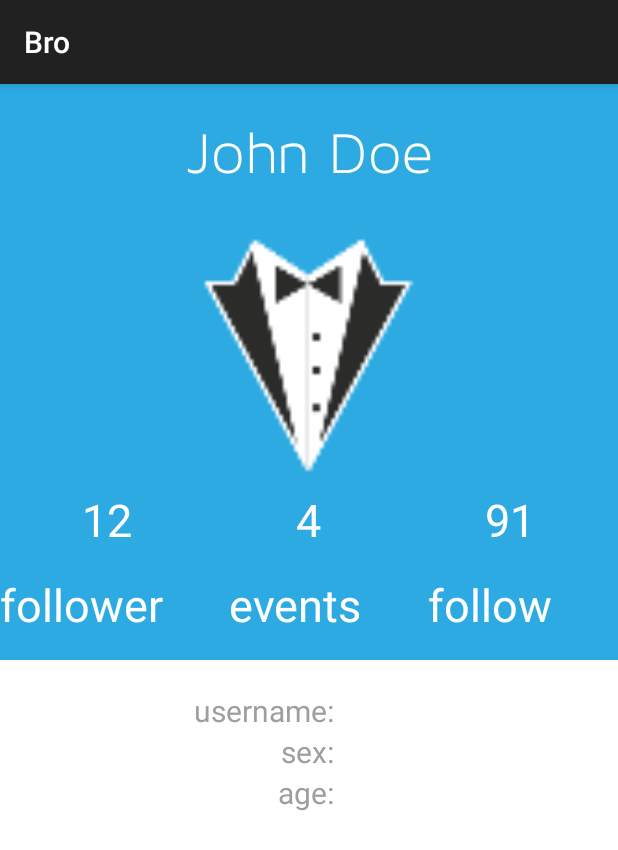
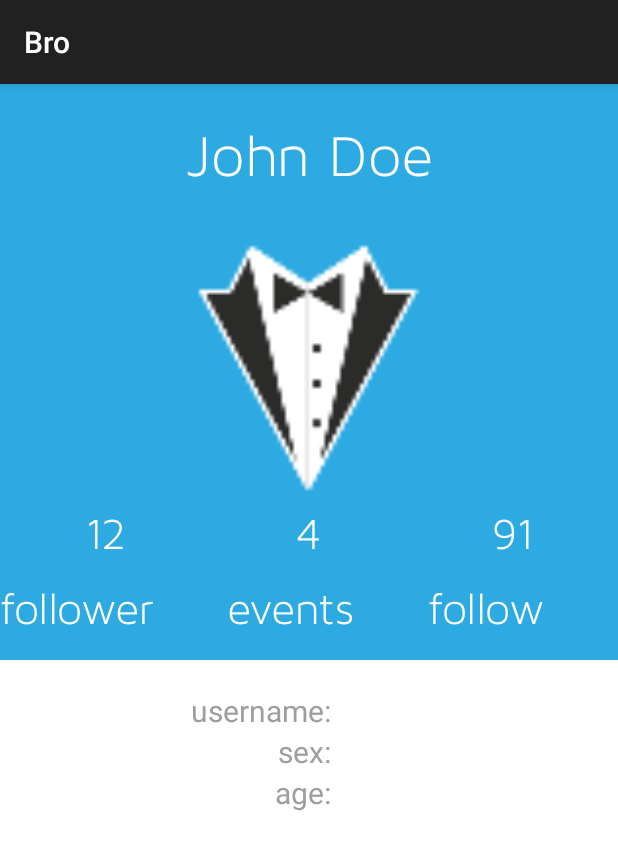
Before and after one commit to oszalex/SpryAndroid, an Android app: the fragment ProfilFragment shown on its own in the app's theme, on a phone screen of 412 x 824 dp. Shown: the top 850 px of the screen. Run offline under Robolectric (Android 15) with nearby library versions, the phone set to English and light mode, and no system bars.

Commit message:
Own TextView Element with custom font

```diff
--- a/android/src/main/java/com/getbro/bro/Fragments/ProfilFragment.java
+++ b/android/src/main/java/com/getbro/bro/Fragments/ProfilFragment.java
@@ -19,14 +19,8 @@ public class ProfilFragment extends Fragment {
     public View onCreateView(LayoutInflater inflater, ViewGroup container,
                              Bundle savedInstanceState) {
         // Inflate the layout for this fragment
-        View v = inflater.inflate(R.layout.activity_profil, container, false);
 
-        TextView tv = (TextView) v.findViewById(R.id.profil_fullname);
-        Typeface font = Typeface.createFromAsset(getActivity().getAssets(), "MavenProLight.ttf");
-
-        tv.setTypeface(font);
-
-        return v;
+        return inflater.inflate(R.layout.activity_profil, container, false);
 
     }
 }
--- /dev/null
+++ b/android/src/main/java/com/getbro/bro/UIComponents/CustomTextView.java
@@ -0,0 +1,34 @@
+package com.getbro.bro.UIComponents;
+
+import android.content.Context;
+import android.graphics.Typeface;
+import android.util.AttributeSet;
+import android.widget.TextView;
+
+/**
+ * Created by chris on 03/05/14.
+ */
+public class CustomTextView extends TextView {
+
+    public CustomTextView(Context context, AttributeSet attrs, int defStyle) {
+        super(context, attrs, defStyle);
+        init();
+    }
+
+    public CustomTextView(Context context, AttributeSet attrs) {
+        super(context, attrs);
+        init();
+    }
+
+    public CustomTextView(Context context) {
+        super(context);
+        init();
+    }
+
+    private void init() {
+        Typeface tf = Typeface.createFromAsset(getContext().getAssets(),
+                "MavenProLight.ttf");
+        setTypeface(tf);
+    }
+
+}
--- a/android/src/main/res/layout/activity_profil.xml
+++ b/android/src/main/res/layout/activity_profil.xml
@@ -12,7 +12,7 @@
         android:layout_weight="2"
         android:orientation="vertical">
 
-        <TextView
+        <com.getbro.bro.UIComponents.CustomTextView
             android:id="@+id/profil_fullname"
             android:layout_width="fill_parent"
             android:layout_height="wrap_content"
@@ -38,7 +38,7 @@
             android:orientation="horizontal"
             android:layout_weight="1">
 
-            <TextView
+            <com.getbro.bro.UIComponents.CustomTextView
                 android:id="@+id/profil_follower"
                 android:text="12"
                 android:textColor="@android:color/white"
@@ -47,9 +47,9 @@
                 android:layout_width="wrap_content"
                 android:layout_height="wrap_content"
                 android:layout_weight="1">
-            </TextView>
+            </com.getbro.bro.UIComponents.CustomTextView>
 
-            <TextView
+            <com.getbro.bro.UIComponents.CustomTextView
                 android:id="@+id/profil_events"
                 android:text="4"
                 android:textSize="30sp"
@@ -58,9 +58,9 @@
                 android:layout_width="wrap_content"
                 android:layout_height="wrap_content"
                 android:layout_weight="1">
-            </TextView>
+            </com.getbro.bro.UIComponents.CustomTextView>
 
-            <TextView
+            <com.getbro.bro.UIComponents.CustomTextView
                 android:id="@+id/profil_follow"
                 android:text="91"
                 android:textSize="30sp"
@@ -69,7 +69,7 @@
                 android:layout_width="wrap_content"
                 android:layout_height="wrap_content"
                 android:layout_weight="1">
-            </TextView>
+            </com.getbro.bro.UIComponents.CustomTextView>
 
         </LinearLayout>
 
@@ -79,7 +79,7 @@
             android:orientation="horizontal"
             android:layout_weight="1">
 
-            <TextView
+            <com.getbro.bro.UIComponents.CustomTextView
                 android:text="@string/profilFollower"
                 android:textColor="@android:color/white"
                 android:textSize="30sp"
@@ -87,9 +87,9 @@
                 android:layout_height="wrap_content"
                 android:layout_gravity="center_horizontal"
                 android:layout_weight="1">
-            </TextView>
+            </com.getbro.bro.UIComponents.CustomTextView>
 
-            <TextView
+            <com.getbro.bro.UIComponents.CustomTextView
                 android:text="@string/profilEvents"
                 android:textColor="@android:color/white"
                 android:textSize="30sp"
@@ -97,9 +97,9 @@
                 android:layout_height="wrap_content"
                 android:layout_gravity="center_horizontal"
                 android:layout_weight="1">
-            </TextView>
+            </com.getbro.bro.UIComponents.CustomTextView>
 
-            <TextView
+            <com.getbro.bro.UIComponents.CustomTextView
                 android:text="@string/profilFollow"
                 android:textColor="@android:color/white"
                 android:textSize="30sp"
@@ -107,20 +107,11 @@
                 android:layout_height="wrap_content"
                 android:layout_gravity="center_horizontal"
                 android:layout_weight="1">
-            </TextView>
+            </com.getbro.bro.UIComponents.CustomTextView>
 
         </LinearLayout>
 
     </LinearLayout>
-
-
-
-
-
-
-
-
-
 
 
 
@@ -150,7 +141,7 @@
 
                 <TextView
                     android:id="@+id/profil_username"
-                    android:text="johnny"
+                    android:text=" johnny"
                     android:textSize="20sp"
                     android:layout_width="wrap_content"
                     android:layout_height="wrap_content"
@@ -170,7 +161,7 @@
 
                 <TextView
                     android:id="@+id/profil_sex"
-                    android:text="male"
+                    android:text=" male"
                     android:textSize="20sp"
                     android:layout_width="wrap_content"
                     android:layout_height="wrap_content"
@@ -190,7 +181,7 @@
 
                 <TextView
                     android:id="@+id/profil_age"
-                    android:text="22"
+                    android:text=" 22"
                     android:textSize="20sp"
                     android:layout_width="wrap_content"
                     android:layout_height="wrap_content"
```
